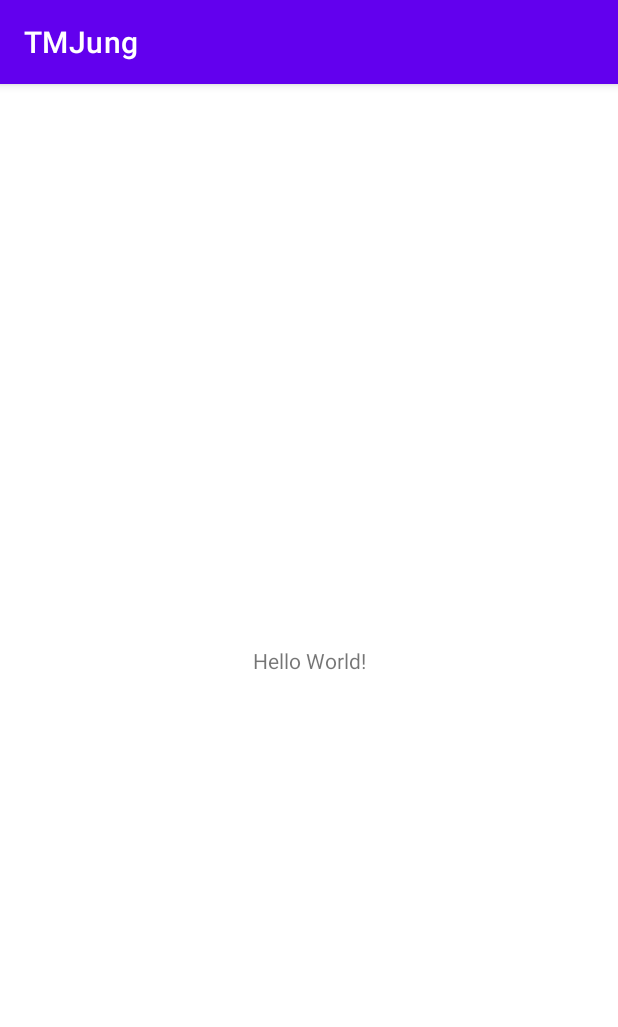
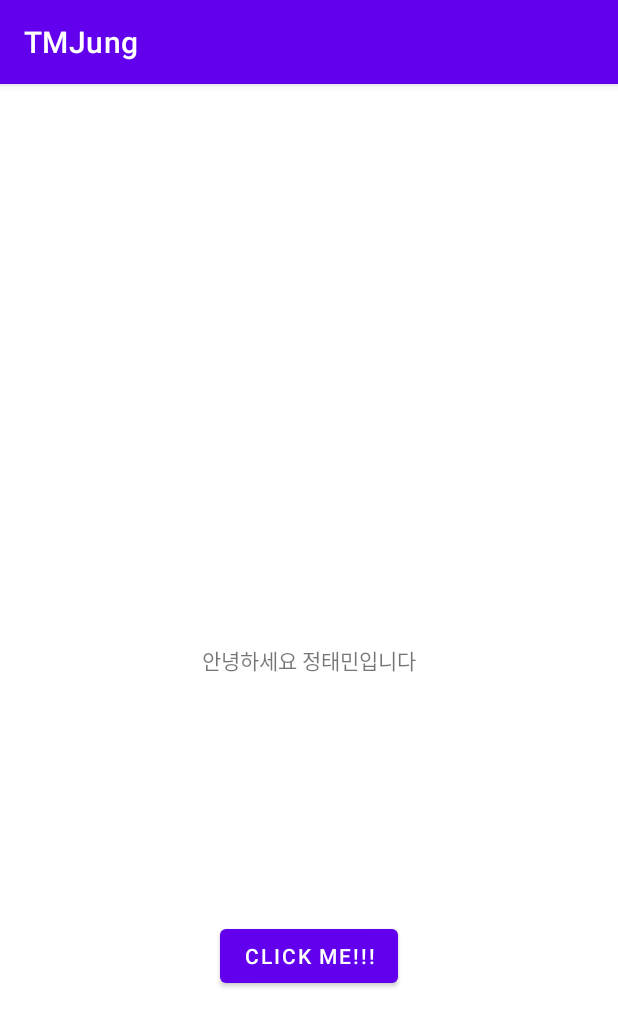
Before and after one commit to hithere1985/HelloWorld, an Android app: the screen it shows after launch (MainActivity), on a phone screen of 412 x 824 dp. Shown: the top 1027 px of the screen. Run offline under Robolectric (Android 15) with nearby library versions, the phone set to English and light mode, and no system bars.

Commit message:
버튼 추가 토스트 메시지 출력 기능

```diff
--- a/app/src/main/java/com/example/helloworld/MainActivity.java
+++ b/app/src/main/java/com/example/helloworld/MainActivity.java
@@ -3,12 +3,18 @@ package com.example.helloworld;
 import androidx.appcompat.app.AppCompatActivity;
 
 import android.os.Bundle;
+import android.view.View;
+import android.widget.Toast;
+
 
 public class MainActivity extends AppCompatActivity {
-
     @Override
     protected void onCreate(Bundle savedInstanceState) {
         super.onCreate(savedInstanceState);
         setContentView(R.layout.activity_main);
     }
+
+    public void onClick(View view) {
+        Toast.makeText(this, "안녕하세요 버튼 클릭입니다", Toast.LENGTH_LONG).show();
+    }
 }
--- a/app/src/main/res/layout/activity_main.xml
+++ b/app/src/main/res/layout/activity_main.xml
@@ -6,13 +6,25 @@
     android:layout_height="match_parent"
     tools:context=".MainActivity">
 
+
     <TextView
+        android:id="@+id/textView"
         android:layout_width="wrap_content"
         android:layout_height="wrap_content"
-        android:text="Hello World!"
+        android:text="안녕하세요 정태민입니다"
         app:layout_constraintBottom_toBottomOf="parent"
         app:layout_constraintLeft_toLeftOf="parent"
         app:layout_constraintRight_toRightOf="parent"
         app:layout_constraintTop_toTopOf="parent" />
 
+    <Button
+        android:layout_width="wrap_content"
+        android:layout_height="wrap_content"
+        android:onClick="onClick"
+        android:text="Click Me!!!"
+        app:layout_constraintBottom_toBottomOf="parent"
+        app:layout_constraintLeft_toLeftOf="parent"
+        app:layout_constraintRight_toRightOf="parent"
+        app:layout_constraintTop_toBottomOf="@+id/textView" />
+
 </androidx.constraintlayout.widget.ConstraintLayout>
```
